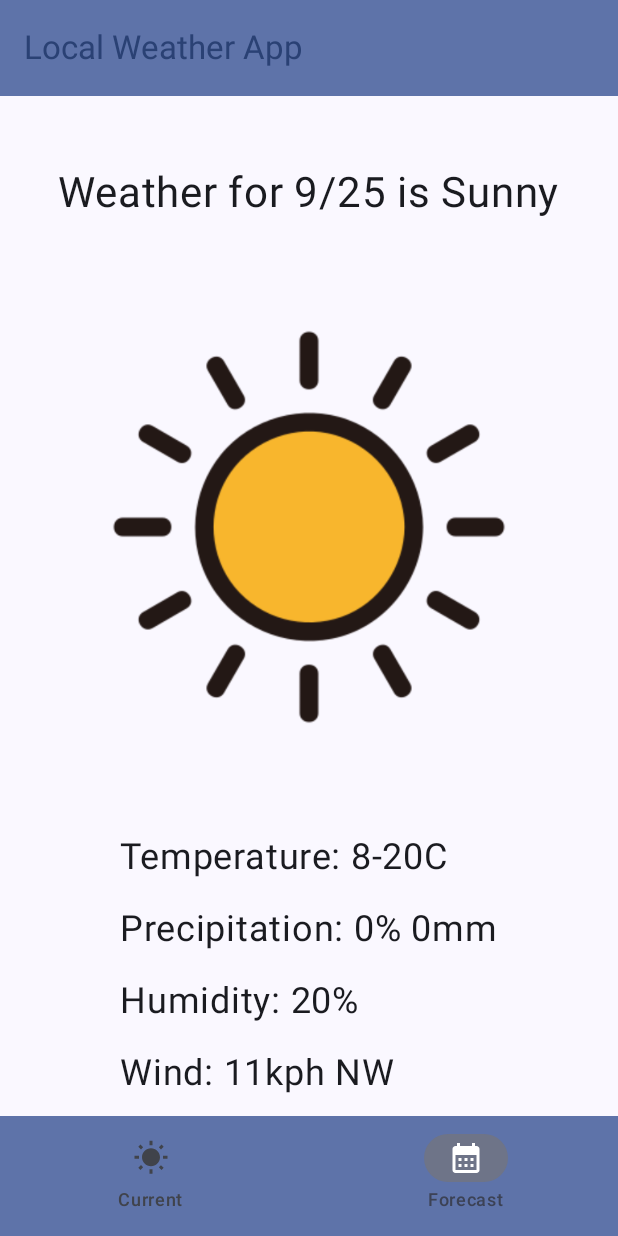
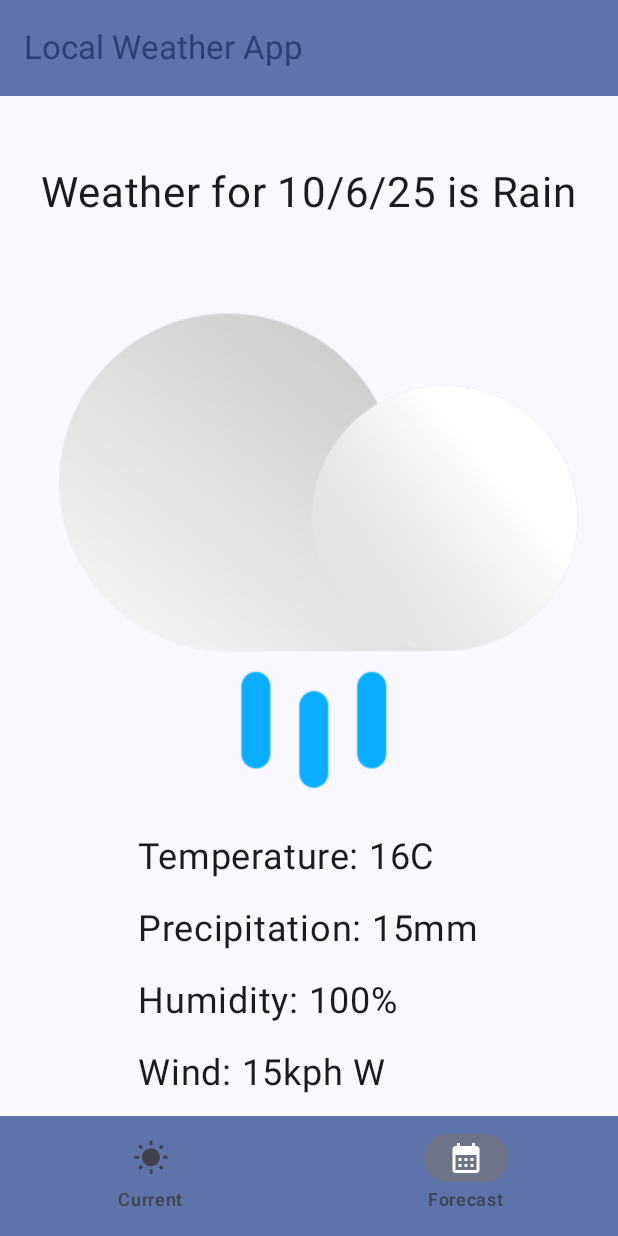
Before and after one commit to HowellAj/WeatherApp, an Android app built with Jetpack Compose: the screen it shows after launch (MainActivity), item 2 of the bottom bar chosen, on a phone screen of 412 x 824 dp. Run offline under Robolectric (Android 15) with nearby library versions, the light colour scheme and no system bars.

Commit message:
Assig 1 Final for marking

```diff
--- a/app/build.gradle.kts
+++ b/app/build.gradle.kts
@@ -58,4 +58,5 @@ dependencies {
     androidTestImplementation(libs.androidx.compose.ui.test.junit4)
     debugImplementation(libs.androidx.compose.ui.tooling)
     debugImplementation(libs.androidx.compose.ui.test.manifest)
+
 }
--- a/app/src/main/java/com/example/weatherapp/MainActivity.kt
+++ b/app/src/main/java/com/example/weatherapp/MainActivity.kt
@@ -4,6 +4,7 @@ import android.os.Bundle
 import androidx.activity.ComponentActivity
 import androidx.activity.compose.setContent
 import androidx.activity.enableEdgeToEdge
+import androidx.activity.viewModels
 import androidx.compose.foundation.layout.Arrangement
 import androidx.compose.foundation.layout.Row
 import androidx.compose.foundation.layout.fillMaxSize
@@ -34,14 +35,18 @@ import androidx.navigation.compose.rememberNavController
 import com.example.weatherapp.ui.screens.CurrentWeather
 import com.example.weatherapp.ui.screens.DailyForecast
 import com.example.weatherapp.ui.theme.WeatherAppTheme
+import kotlin.getValue
 
 class MainActivity : ComponentActivity() {
+    private val mainViewModel:MainViewModel by viewModels()
+
     override fun onCreate(savedInstanceState: Bundle?) {
         super.onCreate(savedInstanceState)
+
         enableEdgeToEdge()
         setContent {
             WeatherAppTheme {
-                DisplayUI();
+                DisplayUI(mainViewModel);
             }
         }
     }
@@ -50,7 +55,7 @@ class MainActivity : ComponentActivity() {
 
 @OptIn(ExperimentalMaterial3Api::class)
 @Composable
-fun DisplayUI() {
+fun DisplayUI(mainViewModel: MainViewModel) {
 
     val navController = rememberNavController()
 
@@ -128,12 +133,12 @@ fun DisplayUI() {
         {
             // Render Current weather screen
             composable(route = "currentweather") {
-                CurrentWeather()
+                CurrentWeather(mainViewModel)
             }
 
             // Render Forecast screen
             composable(route = "dailyforecast") {
-                DailyForecast()
+                DailyForecast(mainViewModel)
             }
         }
 
--- a/app/src/main/java/com/example/weatherapp/MainViewModel.kt
+++ b/app/src/main/java/com/example/weatherapp/MainViewModel.kt
@@ -2,21 +2,21 @@ package com.example.weatherapp
 import androidx.lifecycle.ViewModel
 import com.example.weatherapp.models.CurrentWeather
 import com.example.weatherapp.models.ForecastWeather
-import com.example.weatherapp.models.WeatherPack
+import com.example.weatherapp.models.Weather
 import kotlinx.coroutines.flow.MutableStateFlow
 import kotlinx.coroutines.flow.asStateFlow
 
 class MainViewModel : ViewModel()
 {
-    private val _weather = MutableStateFlow(null)
+    private val _weather = MutableStateFlow<Weather?>(null)
 
     val weather =_weather.asStateFlow()
 
     init {
 
-        val weatherData = WeatherPack(
+        val weatherData = Weather(
             CurrentWeather(
-                currentStatus = "Sunny",
+                weatherStatus = "Sunny",
                 temperature = "18C",
                 precipitation = "0mm",
                 windSpeed = "10kph",
@@ -47,8 +47,8 @@ class MainViewModel : ViewModel()
                 ),
                 ForecastWeather(
                     day = 3,
-                    date = "10/10/25",
-                    weatherStatus = "Sun & Cloud",
+                    date = "10/9/25",
+                    weatherStatus = "Sunny",
                     temperature = "20C",
                     precipitation = "0mm",
                     windSpeed = "21kph",
@@ -58,14 +58,9 @@ class MainViewModel : ViewModel()
             ),
 
         )
-
-
-
+        _weather.value = weatherData;
 
     }
 
 
-
-
-
 }
--- a/app/src/main/java/com/example/weatherapp/models/Weather.kt
+++ b/app/src/main/java/com/example/weatherapp/models/Weather.kt
@@ -3,13 +3,13 @@ package com.example.weatherapp.models
 import android.R.string
 
 
-data class WeatherPack(
+data class Weather(
     val currentWeather: CurrentWeather,
     val dailyWeather: List<ForecastWeather>
 )
 
 data class CurrentWeather(
-    val currentStatus: String,
+    val weatherStatus: String,
     val temperature: String,
     val precipitation: String,
     val windSpeed: String,
--- a/app/src/main/java/com/example/weatherapp/ui/screens/CurrentWeather.kt
+++ b/app/src/main/java/com/example/weatherapp/ui/screens/CurrentWeather.kt
@@ -9,8 +9,11 @@ import androidx.compose.foundation.layout.fillMaxSize
 import androidx.compose.foundation.layout.height
 import androidx.compose.foundation.layout.padding
 import androidx.compose.foundation.layout.width
+import androidx.compose.material3.ExperimentalMaterial3Api
 import androidx.compose.material3.Text
 import androidx.compose.runtime.Composable
+import androidx.compose.runtime.collectAsState
+import androidx.compose.runtime.getValue
 import androidx.compose.ui.Alignment
 import androidx.compose.ui.Modifier
 import androidx.compose.ui.graphics.Color
@@ -18,11 +21,15 @@ import androidx.compose.ui.res.painterResource
 import androidx.compose.ui.tooling.preview.Preview
 import androidx.compose.ui.unit.dp
 import androidx.compose.ui.unit.sp
+import com.example.weatherapp.MainViewModel
 import com.example.weatherapp.R
+import com.example.weatherapp.models.Weather
 
+@OptIn(ExperimentalMaterial3Api::class)
 @Composable
-fun CurrentWeather() {
+fun CurrentWeather(mainViewModel: MainViewModel) {
 
+    val weatherStuff by mainViewModel.weather.collectAsState()
 
 
     Column(
@@ -36,7 +43,7 @@ fun CurrentWeather() {
         )
 
         Text(
-            text = " Weather is currently: Sunny",
+            text = weatherStuff?.currentWeather!!.weatherStatus,
             fontSize = 28.sp,
         )
 
@@ -44,7 +51,7 @@ fun CurrentWeather() {
             contentDescription = "Weather Photo")
 
         Text(
-            text = "Temperature: 20C\n\nPrecipitation: 0mm\n\nWind: 11kph NW",
+            text = "Temperature: ${weatherStuff?.currentWeather!!.temperature}\n\nPrecipitation: ${weatherStuff?.currentWeather!!.precipitation}\n\nWind: ${weatherStuff?.currentWeather!!.windSpeed} ${weatherStuff?.currentWeather!!.windDirection}",
             fontSize = 24.sp,
         )
 
--- a/app/src/main/java/com/example/weatherapp/ui/screens/DailyForecast.kt
+++ b/app/src/main/java/com/example/weatherapp/ui/screens/DailyForecast.kt
@@ -10,9 +10,12 @@ import androidx.compose.foundation.layout.padding
 import androidx.compose.foundation.lazy.LazyColumn
 import androidx.compose.foundation.shape.RoundedCornerShape
 import androidx.compose.material3.Divider
+import androidx.compose.material3.ExperimentalMaterial3Api
 import androidx.compose.material3.HorizontalDivider
 import androidx.compose.material3.Text
 import androidx.compose.runtime.Composable
+import androidx.compose.runtime.collectAsState
+import androidx.compose.runtime.getValue
 import androidx.compose.ui.Alignment
 import androidx.compose.ui.Modifier
 import androidx.compose.ui.draw.clip
@@ -20,11 +23,17 @@ import androidx.compose.ui.graphics.Color
 import androidx.compose.ui.res.painterResource
 import androidx.compose.ui.unit.dp
 import androidx.compose.ui.unit.sp
+import com.example.weatherapp.MainViewModel
 import com.example.weatherapp.R
 import java.util.Date
+import androidx.compose.foundation.lazy.items
+@OptIn(ExperimentalMaterial3Api::class)
 
 @Composable
-fun DailyForecast() {
+fun DailyForecast(mainViewModel: MainViewModel) {
+
+    val weatherStuff by mainViewModel.weather.collectAsState()
+
 
     LazyColumn(
         horizontalAlignment = Alignment.CenterHorizontally,
@@ -34,26 +43,29 @@ fun DailyForecast() {
             Spacer(Modifier.height(48.dp))
         }
 
-        // DAY 1
-        item {
+        items(weatherStuff?.dailyWeather!!) { item ->
             Text(
-                text = "Weather for 9/25 is Sunny",
-                fontSize = 28.sp,
-            )
-        }
-        item {
+                text = "Weather for ${item.date} is ${item.weatherStatus}",
+                fontSize = 28.sp
+            );
+            var imageRes = R.drawable.sun_image
+
+
+            if (item.weatherStatus == "Rain"){
+                imageRes = R.drawable.rain_image
+            } else if (item.weatherStatus == "Clouds" || item.weatherStatus == "Overcast"){
+                imageRes = R.drawable.cloudy_image
+            }
+
             Image(
-                painter = painterResource(R.drawable.sun_image),
+                painter = painterResource(imageRes),
                 contentDescription = "Weather Photo"
             )
-        }
-        item {
+
             Text(
-                text = "Temperature: 8-20C\n\nPrecipitation: 0% 0mm\n\nHumidity: 20%\n\nWind: 11kph NW",
+                text = "Temperature: ${item.temperature}\n\nPrecipitation: ${item.precipitation}\n\nHumidity: ${item.humidity}\n\nWind: ${item.windSpeed} ${item.windDirection}",
                 fontSize = 24.sp,
             )
-        }
-        item {
             HorizontalDivider(
                 modifier = Modifier
                     .padding(horizontal = 40.dp, vertical = 18.dp)
@@ -63,62 +75,93 @@ fun DailyForecast() {
             )
         }
 
-        // DAY 2
-        item {
-            Text(
-                text = "Weather for 9/26 is Cloudy",
-                fontSize = 28.sp,
-            )
-        }
-        item {
-            Image(
-                painter = painterResource(R.drawable.cloudy_image),
-                contentDescription = "Weather Photo"
-            )
-        }
-        item {
-            Text(
-                text = "Temperature: 5-18C\n\nPrecipitation: 0% 0mm\n\nHumidity: 17%\n\nWind: 18kph SE",
-                fontSize = 24.sp,
-            )
-        }
-        item {
-            HorizontalDivider(
-                modifier = Modifier
-                    .padding(horizontal = 40.dp, vertical = 18.dp)
-                    .clip(RoundedCornerShape(50)),
-                color = Color.Blue,
-                thickness = 6.dp
-            )
-        }
 
-        // DAY 3
-        item {
-            Text(
-                text = "Weather for 9/27 is Rain",
-                fontSize = 28.sp,
-            )
-        }
-        item {
-            Image(
-                painter = painterResource(R.drawable.rain_image),
-                contentDescription = "Weather Photo"
-            )
-        }
-        item {
-            Text(
-                text = "Temperature: 7-16C\n\nPrecipitation: 90% 10-15mm\n\nHumidity: 85%\n\nWind: 20kph E",
-                fontSize = 24.sp,
-            )
-        }
-        item {
-            HorizontalDivider(
-                modifier = Modifier
-                    .padding(horizontal = 40.dp, vertical = 18.dp)
-                    .clip(RoundedCornerShape(50)),
-                color = Color.Blue,
-                thickness = 6.dp
-            )
-        }
+
+        // DAY 1
+//        item {
+//            Text(
+//                text = "Weather for  is Sunny",
+//                fontSize = 28.sp,
+//            )
+//        }
+//        item {
+//            Image(
+//                painter = painterResource(R.drawable.sun_image),
+//                contentDescription = "Weather Photo"
+//            )
+//        }
+//        item {
+//            Text(
+//                text = "Temperature: ${weatherStuff?.currentWeather!!.temperature}\n\nPrecipitation: ${weatherStuff?.currentWeather!!.precipitation}\n\nWind: ${weatherStuff?.currentWeather!!.windSpeed} ${weatherStuff?.currentWeather!!.windDirection}",
+//                fontSize = 24.sp,
+//            )
+//        }
+//        item {
+//            HorizontalDivider(
+//                modifier = Modifier
+//                    .padding(horizontal = 40.dp, vertical = 18.dp)
+//                    .clip(RoundedCornerShape(50)),
+//                color = Color.Blue,
+//                thickness = 6.dp
+//            )
+//        }
+//
+//        // DAY 2
+//        item {
+//            Text(
+//                text = "Weather for 9/26 is Cloudy",
+//                fontSize = 28.sp,
+//            )
+//        }
+//        item {
+//            Image(
+//                painter = painterResource(R.drawable.cloudy_image),
+//                contentDescription = "Weather Photo"
+//            )
+//        }
+//        item {
+//            Text(
+//                text = "Temperature: 5-18C\n\nPrecipitation: 0% 0mm\n\nHumidity: 17%\n\nWind: 18kph SE",
+//                fontSize = 24.sp,
+//            )
+//        }
+//        item {
+//            HorizontalDivider(
+//                modifier = Modifier
+//                    .padding(horizontal = 40.dp, vertical = 18.dp)
+//                    .clip(RoundedCornerShape(50)),
+//                color = Color.Blue,
+//                thickness = 6.dp
+//            )
+//        }
+//
+//        // DAY 3
+//        item {
+//            Text(
+//                text = "Weather for 9/27 is Rain",
+//                fontSize = 28.sp,
+//            )
+//        }
+//        item {
+//            Image(
+//                painter = painterResource(R.drawable.rain_image),
+//                contentDescription = "Weather Photo"
+//            )
+//        }
+//        item {
+//            Text(
+//                text = "Temperature: 7-16C\n\nPrecipitation: 90% 10-15mm\n\nHumidity: 85%\n\nWind: 20kph E",
+//                fontSize = 24.sp,
+//            )
+//        }
+//        item {
+//            HorizontalDivider(
+//                modifier = Modifier
+//                    .padding(horizontal = 40.dp, vertical = 18.dp)
+//                    .clip(RoundedCornerShape(50)),
+//                color = Color.Blue,
+//                thickness = 6.dp
+//            )
+//        }
     }
 }
```
